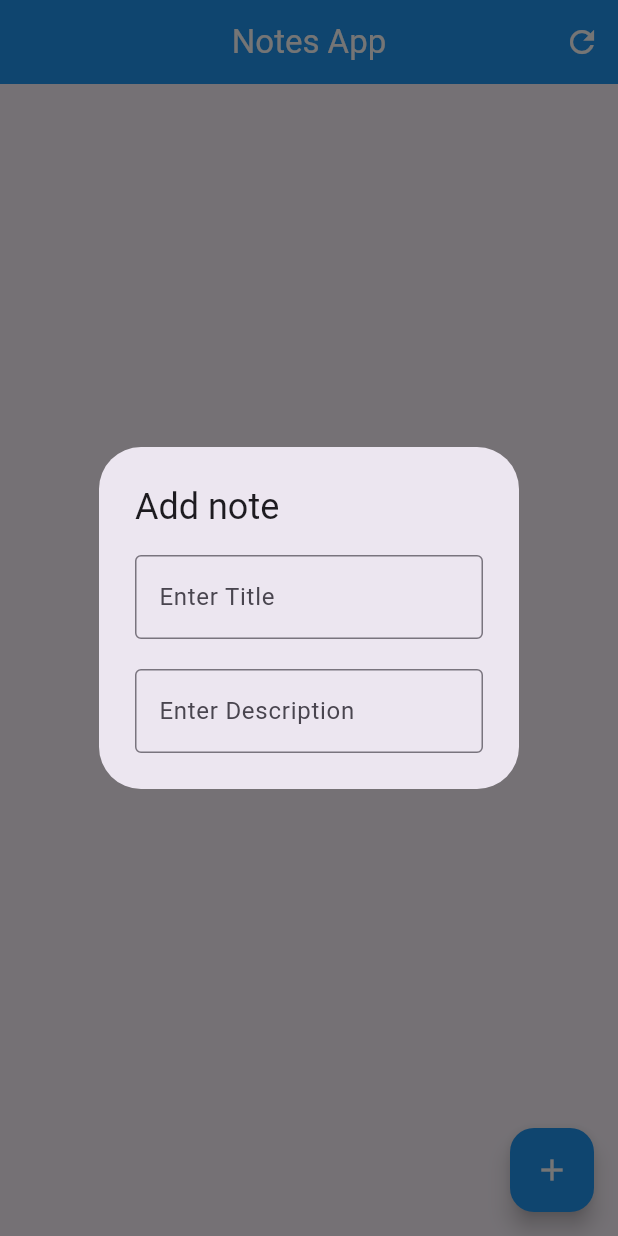
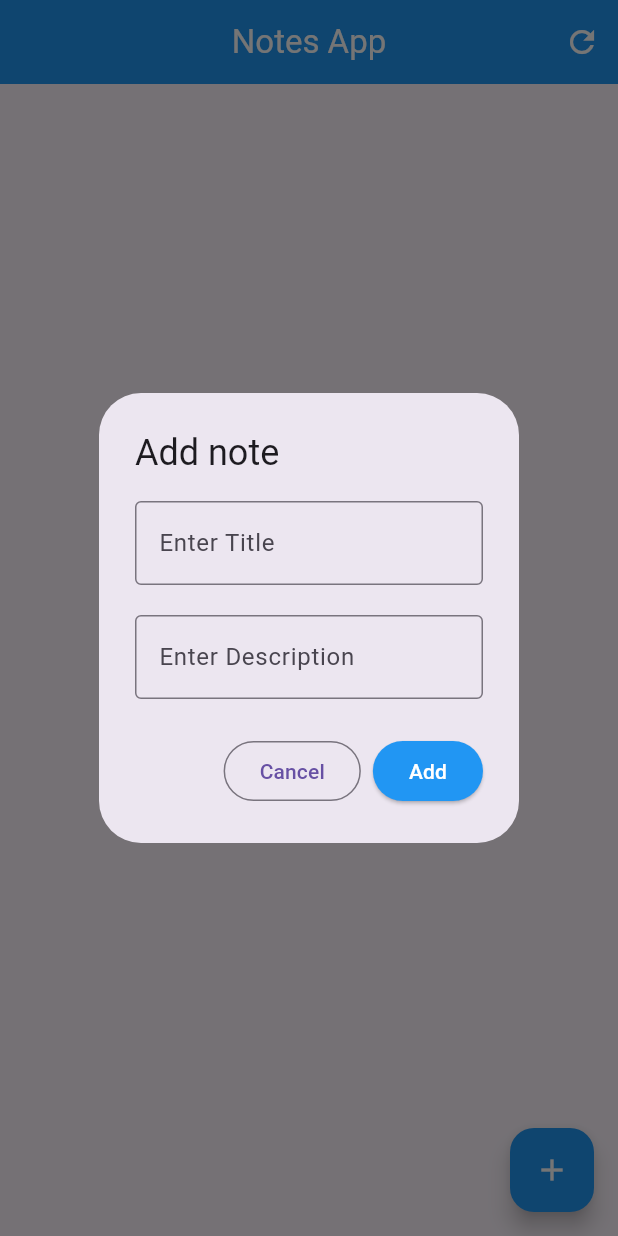
Before and after one commit to jamydevelop/Notes-App-Firebase-ProgrammingKnowledge, a Flutter app: the screen it shows after launch, after a tap on the "add" icon, on a phone screen of 412 x 824 dp. Run offline on Flutter 3.47's test engine with Material 3 defaults, Android fonts, the phone set to English and light mode, and no system bars; our stand-ins replace cloud_firestore, firebase_auth, firebase_core; accounts and stored records are empty.

Commit message:
added addNote and getNote method

```diff
--- a/notes_app/lib/home.dart
+++ b/notes_app/lib/home.dart
@@ -1,93 +1,162 @@
+import 'package:cloud_firestore/cloud_firestore.dart';
 import 'package:flutter/material.dart';
 import 'package:notes_app/note_model.dart';
 
-class HomePage extends StatelessWidget {
-   HomePage({super.key});
+class HomePage extends StatefulWidget {
+  const HomePage({super.key});
 
+  @override
+  State<HomePage> createState() => _HomePageState();
+}
+
+class _HomePageState extends State<HomePage> {
   final titleController = TextEditingController();
   final descController = TextEditingController();
 
   final List<Note> notes = [];
 
   @override
+  void initState() {
+    getNotes();
+    super.initState();
+  }
+  @override
   Widget build(BuildContext context) {
+    final scaffoldContext = context; // ✅ Save scaffold context
+
     return Scaffold(
       appBar: AppBar(
         backgroundColor: Colors.blue,
-        title: Text(
+        title: const Text(
           'Notes App',
           style: TextStyle(color: Colors.white),
         ),
         centerTitle: true,
         actions: [
           IconButton(
-              onPressed: (){},
-              icon: Icon(
+            onPressed: () {
+              getNotes();
+            },
+            icon: const Icon(
               Icons.refresh,
               color: Colors.white,
-              )
+            ),
           )
         ],
       ),
       body: notes.isEmpty
-          ? Center(
-              child: Container(
+          ? const Center(
         child: Text(
           'No notes yet',
-                  style: TextStyle(
-                      color: Colors.black,
-                      fontWeight: FontWeight.bold
+          style: TextStyle(color: Colors.black, fontWeight: FontWeight.bold),
+        ),
       )
-                )
-              )
-            )
-         :
-          ListView.builder(
+          : ListView.builder(
         itemCount: notes.length,
-            itemBuilder: (context,index) {
+        itemBuilder: (context, index) {
           Note note = notes[index];
           return ListTile(
             leading: Text(
               note.title[0].toUpperCase(),
-                  style: TextStyle(fontSize: 20),
+              style: const TextStyle(fontSize: 20),
             ),
             title: Text(note.title),
             subtitle: Text(note.desc),
           );
-            }
+        },
       ),
       floatingActionButton: FloatingActionButton(
         backgroundColor: Colors.blue,
         onPressed: () {
-          showDialog(context: context, builder: (context) => AlertDialog(
-            title: Text('Add note'),
+          showDialog(
+            context: context,
+            builder: (context) => AlertDialog(
+              title: const Text('Add note'),
               content: Column(
                 mainAxisSize: MainAxisSize.min,
                 children: [
                   TextField(
                     controller: titleController,
-                  decoration: InputDecoration(
+                    decoration: const InputDecoration(
                       border: OutlineInputBorder(),
-                    labelText: "Enter Title"
+                      labelText: "Enter Title",
                     ),
                   ),
-                SizedBox(height: 20),
+                  const SizedBox(height: 20),
                   TextField(
                     controller: descController,
-                  decoration: InputDecoration(
+                    decoration: const InputDecoration(
                       border: OutlineInputBorder(),
-                      labelText: "Enter Description"
+                      labelText: "Enter Description",
                     ),
                   ),
                 ],
               ),
-          ));
+              actions: [
+                OutlinedButton(
+                  onPressed: () {
+                    Navigator.pop(context); // Cancel button
                   },
-        child: Icon(
+                  child: const Text('Cancel'),
+                ),
+                ElevatedButton(
+                  style: ElevatedButton.styleFrom(backgroundColor: Colors.blue),
+                  onPressed: () {
+                    String title = titleController.text.trim();
+                    String desc = descController.text.trim();
+
+                    Navigator.pop(context); // ✅ Close dialog first
+
+                    addNote(Note(title: title, desc: desc), scaffoldContext); // ✅ Use scaffold context
+
+                    setState(() {}); // Optional: local UI update
+
+                    titleController.clear();
+                    descController.clear();
+                  },
+                  child: const Text(
+                    'Add',
+                    style: TextStyle(color: Colors.white),
+                  ),
+                ),
+              ],
+            ),
+          );
+        },
+        child: const Icon(
           Icons.add,
           color: Colors.white,
         ),
       ),
     );
   }
+
+  // ✅ This method adds note and shows a SnackBar
+  addNote(Note note, BuildContext context) async {
+
+    FirebaseFirestore db = FirebaseFirestore.instance;
+
+    await db.collection('Notes').doc(DateTime.now().toString()).set(Note.toMap(note)).then((value) {
+      ScaffoldMessenger.of(context).showSnackBar(
+        const SnackBar(
+          backgroundColor: Colors.green,
+            content: Text('Added Successfully!')
+        ),
+      );
+    });
   }
+
+  getNotes() async {
+
+    notes.clear();
+
+    QuerySnapshot snapshot = await FirebaseFirestore.instance.collection('Notes').get();
+
+    for (DocumentSnapshot doc in snapshot.docs) {
+
+      var noteData = doc.data() as Map<String, dynamic>;
+      notes.add(Note.fromMap(noteData));
+    }
+    setState(() {});
+  }
+}
--- a/notes_app/pubspec.yaml
+++ b/notes_app/pubspec.yaml
@@ -36,6 +36,7 @@ dependencies:
   cupertino_icons: ^1.0.8
   firebase_core: ^4.0.0
   firebase_auth: ^6.0.0
+  cloud_firestore: ^6.0.0
 
 dev_dependencies:
   flutter_test:
```
Also changed, not shown: notes_app/pubspec.lock. Lines whose indentation alone changed are shown as unchanged.
